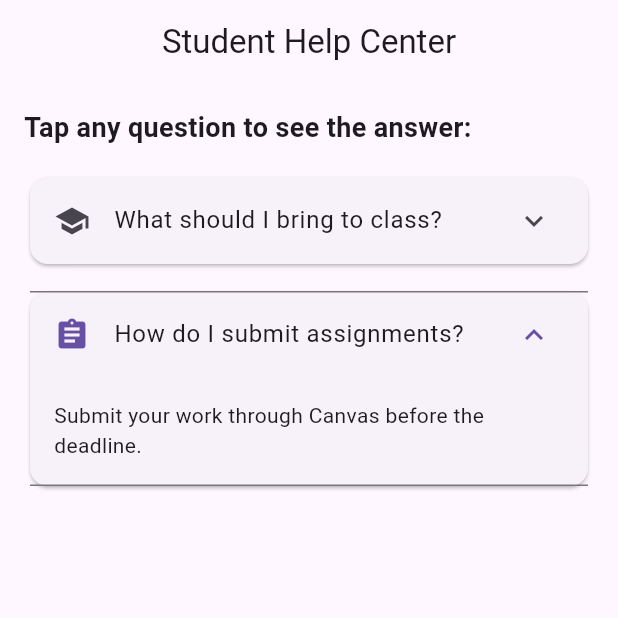
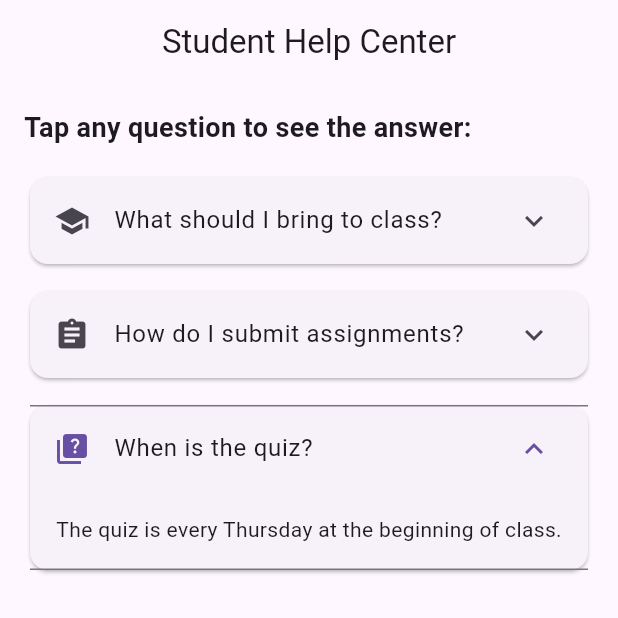
Before and after one commit to grevy-k/expansiontile, a Flutter app: the screen it shows after launch, on a phone screen of 412 x 824 dp, the top half of it. Run offline on Flutter 3.47's test engine with Material 3 defaults, Android fonts, the phone set to English and light mode, and no system bars.

Commit message:
final code commit

```diff
--- a/lib/main.dart
+++ b/lib/main.dart
@@ -64,7 +64,7 @@ class HelpCenterScreen extends StatelessWidget {
             child: ExpansionTile(
               leading: Icon(Icons.assignment),
               title: Text('How do I submit assignments?'),
-              initiallyExpanded: true,
+              initiallyExpanded: false,
               children: [
                 Padding(
                   padding: EdgeInsets.all(16),
@@ -75,6 +75,24 @@ class HelpCenterScreen extends StatelessWidget {
               ],
             ),
           ),
+
+          SizedBox(height: 10),
+
+          Card(
+            child: ExpansionTile(
+              leading: Icon(Icons.quiz),
+              title: Text('When is the quiz?'),
+              initiallyExpanded: true,
+              children: [
+                Padding(
+                  padding: EdgeInsets.all(16),
+                  child: Text(
+                    'The quiz is every Thursday at the beginning of class.',
+                  ),
+                ),
+              ],
+            ),
+          ),
         ],
       ),
     );
```
